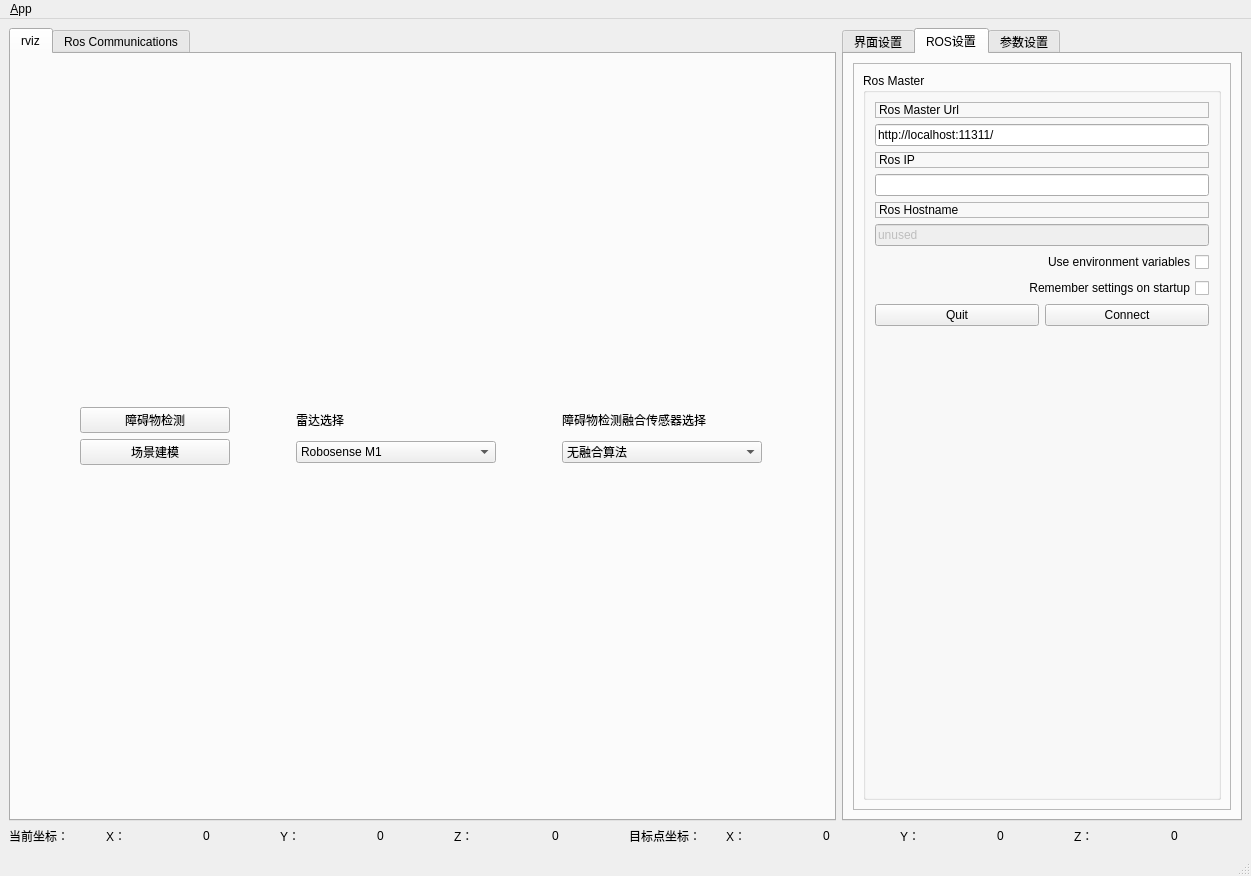
This is ui/main_window.ui in Schwarze-Katze/detection-tuning-panel as Qt 5 draws it before an edit. The edited form follows.
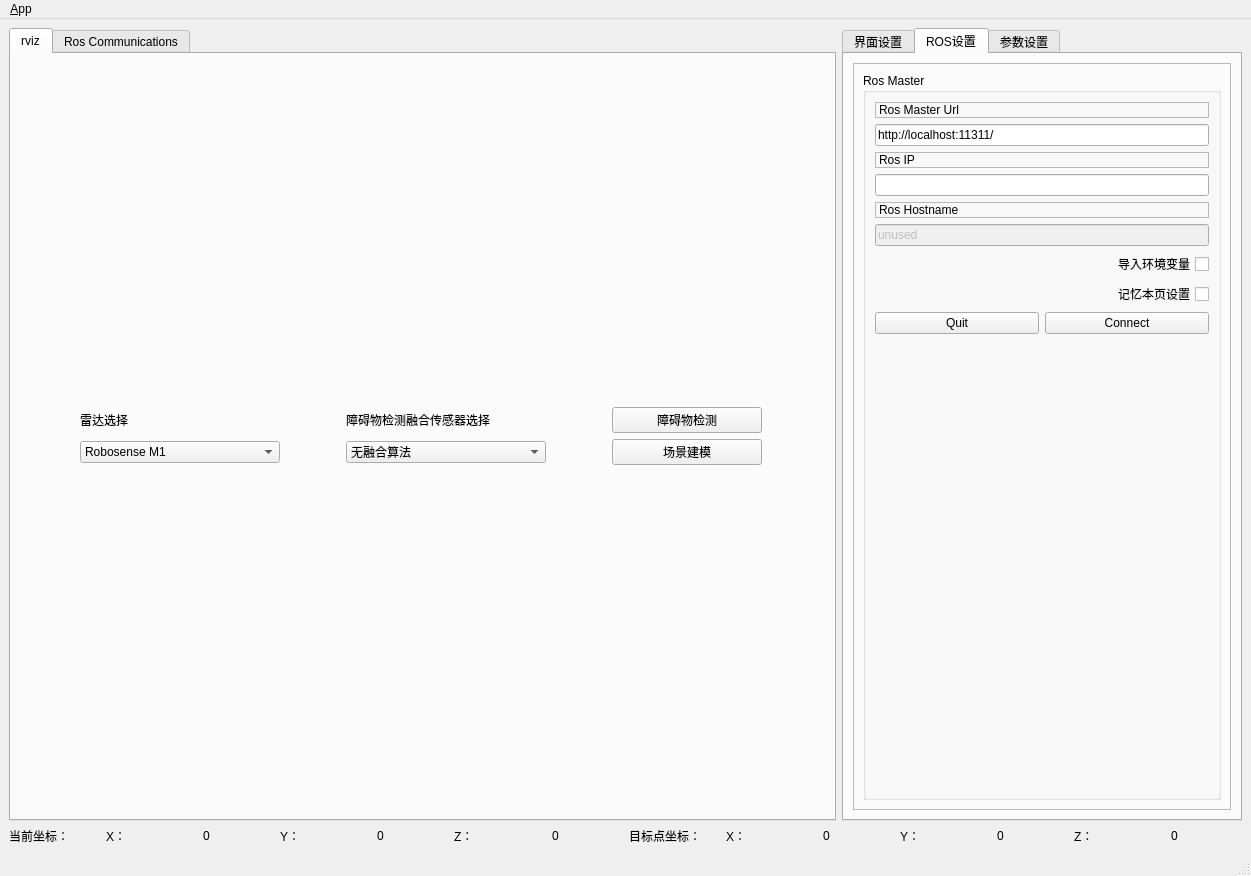
This is the edited form. The open tabs and pages were chosen to show the change. Icons and pictures are not drawn.

Commit message: upd panel

What changed in the file:
```diff
--- a/ui/main_window.ui
+++ b/ui/main_window.ui
@@ -48,6 +48,70 @@
             <item>
              <layout class="QGridLayout" name="gridLayout_2">
               <item row="0" column="0">
+               <widget class="QLabel" name="label_8">
+                <property name="text">
+                 <string>雷达选择</string>
+                </property>
+               </widget>
+              </item>
+              <item row="1" column="0">
+               <widget class="QComboBox" name="RadarSelectBox">
+                <property name="maximumSize">
+                 <size>
+                  <width>200</width>
+                  <height>16777215</height>
+                 </size>
+                </property>
+                <item>
+                 <property name="text">
+                  <string>Robosense M1</string>
+                 </property>
+                </item>
+                <item>
+                 <property name="text">
+                  <string>Robosense Ruby Plus</string>
+                 </property>
+                </item>
+                <item>
+                 <property name="text">
+                  <string>新研焦平面雷达</string>
+                 </property>
+                </item>
+               </widget>
+              </item>
+              <item row="0" column="1">
+               <widget class="QLabel" name="label_9">
+                <property name="text">
+                 <string>障碍物检测融合传感器选择</string>
+                </property>
+               </widget>
+              </item>
+              <item row="1" column="1">
+               <widget class="QComboBox" name="CameraSelectBox">
+                <property name="maximumSize">
+                 <size>
+                  <width>200</width>
+                  <height>16777215</height>
+                 </size>
+                </property>
+                <item>
+                 <property name="text">
+                  <string>无融合算法</string>
+                 </property>
+                </item>
+                <item>
+                 <property name="text">
+                  <string>相机1</string>
+                 </property>
+                </item>
+                <item>
+                 <property name="text">
+                  <string>相机2</string>
+                 </property>
+                </item>
+               </widget>
+              </item>
+              <item row="0" column="2">
                <widget class="QPushButton" name="det_btn">
                 <property name="sizePolicy">
                  <sizepolicy hsizetype="Minimum" vsizetype="Fixed">
@@ -76,39 +140,7 @@
                 </property>
                </widget>
               </item>
-              <item row="0" column="1">
-               <widget class="QLabel" name="label_8">
-                <property name="text">
-                 <string>雷达选择</string>
-                </property>
-               </widget>
-              </item>
               <item row="1" column="2">
-               <widget class="QComboBox" name="CameraSelectBox">
-                <property name="maximumSize">
-                 <size>
-                  <width>200</width>
-                  <height>16777215</height>
-                 </size>
-                </property>
-                <item>
-                 <property name="text">
-                  <string>无融合算法</string>
-                 </property>
-                </item>
-                <item>
-                 <property name="text">
-                  <string>相机1</string>
-                 </property>
-                </item>
-                <item>
-                 <property name="text">
-                  <string>相机2</string>
-                 </property>
-                </item>
-               </widget>
-              </item>
-              <item row="1" column="0">
                <widget class="QPushButton" name="slam_btn">
                 <property name="minimumSize">
                  <size>
@@ -131,38 +163,6 @@
                 </property>
                </widget>
               </item>
-              <item row="1" column="1">
-               <widget class="QComboBox" name="RadarSelectBox">
-                <property name="maximumSize">
-                 <size>
-                  <width>200</width>
-                  <height>16777215</height>
-                 </size>
-                </property>
-                <item>
-                 <property name="text">
-                  <string>Robosense M1</string>
-                 </property>
-                </item>
-                <item>
-                 <property name="text">
-                  <string>Robosense Ruby Plus</string>
-                 </property>
-                </item>
-                <item>
-                 <property name="text">
-                  <string>新研焦平面雷达</string>
-                 </property>
-                </item>
-               </widget>
-              </item>
-              <item row="0" column="2">
-               <widget class="QLabel" name="label_9">
-                <property name="text">
-                 <string>障碍物检测融合传感器选择</string>
-                </property>
-               </widget>
-              </item>
              </layout>
             </item>
             <item>
@@ -518,7 +518,7 @@
                          <enum>Qt::RightToLeft</enum>
                         </property>
                         <property name="text">
-                         <string>Use environment variables</string>
+                         <string>导入环境变量</string>
                         </property>
                        </widget>
                       </item>
@@ -528,7 +528,7 @@
                          <enum>Qt::RightToLeft</enum>
                         </property>
                         <property name="text">
-                         <string>Remember settings on startup</string>
+                         <string>记忆本页设置</string>
                         </property>
                        </widget>
                       </item>
```
Left out of the diff: 18 changed lines with no effect on the pictures. The commit also changes 1 other file.
